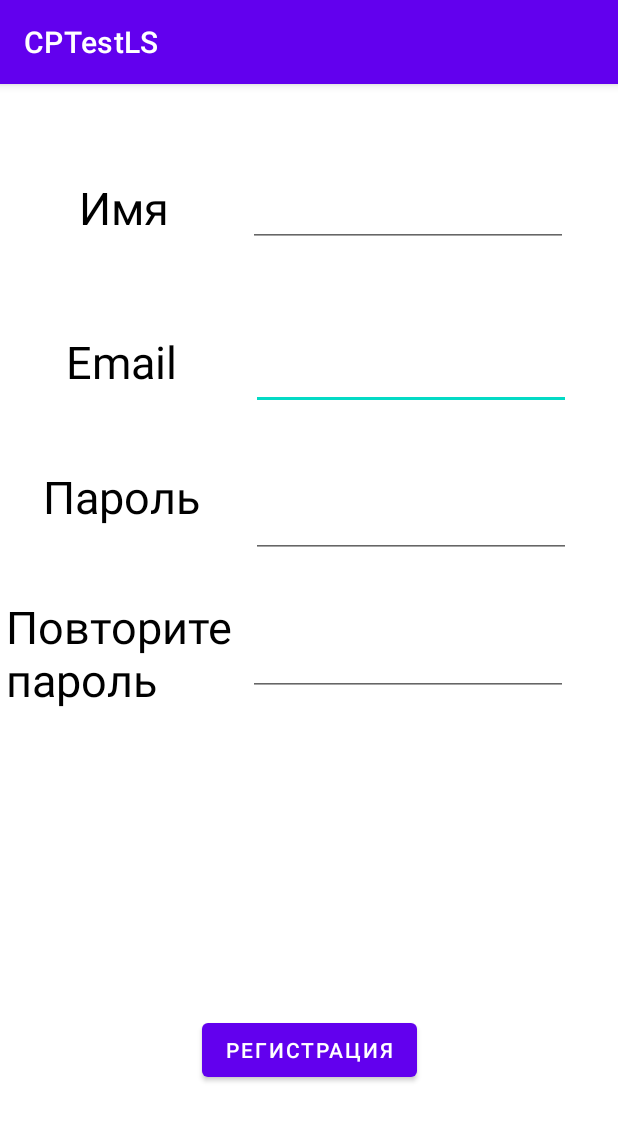
After one commit to Valeria177/CPLS, an Android app: the Register screen opened directly, with no data from a screen before it, on a phone screen of 412 x 824 dp. The commit adds this screen. Shown: the top 1121 px of the screen. Run offline under Robolectric (Android 15) with nearby library versions, the phone set to English and light mode, and no system bars.

Commit message:
Страницы приложения. Без перехода по активностям

```diff
--- a/app/build.gradle
+++ b/app/build.gradle
@@ -25,6 +25,9 @@ android {
         sourceCompatibility JavaVersion.VERSION_1_8
         targetCompatibility JavaVersion.VERSION_1_8
     }
+    buildFeatures {
+        viewBinding true
+    }
 }
 
 dependencies {
@@ -32,6 +35,9 @@ dependencies {
     implementation 'androidx.appcompat:appcompat:1.3.1'
     implementation 'com.google.android.material:material:1.4.0'
     implementation 'androidx.constraintlayout:constraintlayout:2.1.1'
+    implementation 'androidx.annotation:annotation:1.2.0'
+    implementation 'androidx.lifecycle:lifecycle-livedata-ktx:2.3.1'
+    implementation 'androidx.lifecycle:lifecycle-viewmodel-ktx:2.3.1'
     testImplementation 'junit:junit:4.+'
     androidTestImplementation 'androidx.test.ext:junit:1.1.3'
     androidTestImplementation 'androidx.test.espresso:espresso-core:3.4.0'
--- /dev/null
+++ b/app/src/main/java/com/example/cptestls/Register.java
@@ -0,0 +1,14 @@
+package com.example.cptestls;
+
+import androidx.appcompat.app.AppCompatActivity;
+
+import android.os.Bundle;
+
+public class Register extends AppCompatActivity {
+
+    @Override
+    protected void onCreate(Bundle savedInstanceState) {
+        super.onCreate(savedInstanceState);
+        setContentView(R.layout.activity_register);
+    }
+}
--- /dev/null
+++ b/app/src/main/res/layout/activity_register.xml
@@ -0,0 +1,135 @@
+<?xml version="1.0" encoding="utf-8"?>
+<androidx.constraintlayout.widget.ConstraintLayout xmlns:android="http://schemas.android.com/apk/res/android"
+    xmlns:app="http://schemas.android.com/apk/res-auto"
+    xmlns:tools="http://schemas.android.com/tools"
+    android:layout_width="match_parent"
+    android:layout_height="match_parent"
+    tools:context=".Register">
+
+    <EditText
+        android:id="@+id/EditTextTextEmailAddress"
+        android:layout_width="wrap_content"
+        android:layout_height="wrap_content"
+        android:layout_marginStart="167dp"
+        android:layout_marginEnd="35dp"
+        android:ems="10"
+        android:inputType="textEmailAddress"
+        android:minHeight="48dp"
+        app:layout_constraintBottom_toTopOf="@+id/Password"
+        app:layout_constraintEnd_toEndOf="parent"
+        app:layout_constraintHorizontal_bias="0.0"
+        app:layout_constraintStart_toStartOf="parent"
+        app:layout_constraintTop_toTopOf="parent"
+        app:layout_constraintVertical_bias="0.77"
+        tools:ignore="SpeakableTextPresentCheck" />
+
+    <TextView
+        android:id="@+id/password"
+        android:layout_width="wrap_content"
+        android:layout_height="wrap_content"
+        android:layout_marginEnd="5dp"
+        android:text="Пароль"
+        android:textColor="#000000"
+        android:textSize="30sp"
+        app:layout_constraintBottom_toTopOf="@+id/textView"
+        app:layout_constraintEnd_toStartOf="@+id/Password"
+        app:layout_constraintStart_toStartOf="parent"
+        app:layout_constraintTop_toTopOf="parent"
+        app:layout_constraintVertical_bias="0.847" />
+
+    <TextView
+        android:id="@+id/email"
+        android:layout_width="wrap_content"
+        android:layout_height="wrap_content"
+        android:layout_marginEnd="5dp"
+        android:text="Email"
+        android:textColor="#000000"
+        android:textSize="30sp"
+        app:layout_constraintBottom_toTopOf="@+id/password"
+        app:layout_constraintEnd_toStartOf="@+id/EditTextTextEmailAddress"
+        app:layout_constraintStart_toStartOf="parent"
+        app:layout_constraintTop_toTopOf="parent"
+        app:layout_constraintVertical_bias="0.769" />
+
+    <EditText
+        android:id="@+id/Password"
+        android:layout_width="wrap_content"
+        android:layout_height="wrap_content"
+        android:layout_marginStart="167dp"
+        android:layout_marginEnd="35dp"
+        android:ems="10"
+        android:inputType="textPassword"
+        android:minHeight="48dp"
+        app:layout_constraintBottom_toTopOf="@+id/editTextTextPassword"
+        app:layout_constraintEnd_toEndOf="parent"
+        app:layout_constraintHorizontal_bias="0.0"
+        app:layout_constraintStart_toStartOf="parent"
+        app:layout_constraintTop_toTopOf="parent"
+        app:layout_constraintVertical_bias="0.858"
+        tools:ignore="SpeakableTextPresentCheck" />
+
+    <Button
+        android:id="@+id/register"
+        android:layout_width="wrap_content"
+        android:layout_height="wrap_content"
+        android:layout_marginBottom="100dp"
+        android:text="Регистрация"
+        app:layout_constraintBottom_toBottomOf="parent"
+        app:layout_constraintEnd_toEndOf="parent"
+        app:layout_constraintStart_toStartOf="parent" />
+
+    <EditText
+        android:id="@+id/editTextTextPersonName"
+        android:layout_width="wrap_content"
+        android:layout_height="wrap_content"
+        android:layout_marginStart="167dp"
+        android:layout_marginEnd="35dp"
+        android:ems="10"
+        android:inputType="textPersonName"
+        android:minHeight="48dp"
+        app:layout_constraintBottom_toTopOf="@+id/EditTextTextEmailAddress"
+        app:layout_constraintEnd_toEndOf="parent"
+        app:layout_constraintStart_toStartOf="parent"
+        app:layout_constraintTop_toTopOf="parent"
+        tools:ignore="SpeakableTextPresentCheck" />
+
+    <TextView
+        android:id="@+id/name"
+        android:layout_width="wrap_content"
+        android:layout_height="wrap_content"
+        android:text="Имя"
+        android:textColor="#000000"
+        android:textSize="30sp"
+        app:layout_constraintBottom_toTopOf="@+id/email"
+        app:layout_constraintEnd_toStartOf="@+id/editTextTextPersonName"
+        app:layout_constraintStart_toStartOf="parent"
+        app:layout_constraintTop_toTopOf="parent" />
+
+    <EditText
+        android:id="@+id/editTextTextPassword"
+        android:layout_width="wrap_content"
+        android:layout_height="wrap_content"
+        android:layout_marginStart="167dp"
+        android:layout_marginEnd="35dp"
+        android:ems="10"
+        android:inputType="textPassword"
+        android:minHeight="48dp"
+        app:layout_constraintBottom_toBottomOf="parent"
+        app:layout_constraintEnd_toEndOf="parent"
+        app:layout_constraintStart_toStartOf="parent"
+        app:layout_constraintTop_toTopOf="parent"
+        tools:ignore="SpeakableTextPresentCheck" />
+
+    <TextView
+        android:id="@+id/textView"
+        android:layout_width="157dp"
+        android:layout_height="86dp"
+        android:text="Повторите пароль"
+        android:textColor="#000000"
+        android:textSize="30sp"
+        app:layout_constraintBottom_toBottomOf="parent"
+        app:layout_constraintEnd_toStartOf="@+id/editTextTextPassword"
+        app:layout_constraintStart_toStartOf="parent"
+        app:layout_constraintTop_toTopOf="parent" />
+
+</androidx.constraintlayout.widget.ConstraintLayout>
--- /dev/null
+++ b/app/src/main/res/values-land/dimens.xml
@@ -0,0 +1,3 @@
+<resources>
+ <dimen name="activity_horizontal_margin">48dp</dimen>
+</resources>
--- /dev/null
+++ b/app/src/main/res/values-w1240dp/dimens.xml
@@ -0,0 +1,3 @@
+<resources>
+ <dimen name="activity_horizontal_margin">200dp</dimen>
+</resources>
--- /dev/null
+++ b/app/src/main/res/values-w600dp/dimens.xml
@@ -0,0 +1,3 @@
+<resources>
+ <dimen name="activity_horizontal_margin">48dp</dimen>
+</resources>
--- /dev/null
+++ b/app/src/main/res/values/dimens.xml
@@ -0,0 +1,5 @@
+<resources>
+    <!-- Default screen margins, per the Android Design guidelines. -->
+ <dimen name="activity_horizontal_margin">16dp</dimen>
+ <dimen name="activity_vertical_margin">16dp</dimen>
+</resources>
```
Also changed, not shown: app/src/main/AndroidManifest.xml (+22 -0 lines), app/src/main/java/com/example/cptestls/Greeting.java (added, +14 -0 lines), app/src/main/java/com/example/cptestls/Login.java (added, +14 -0 lines), app/src/main/java/com/example/cptestls/StartTheTestOrLogin.java (added, +14 -0 lines), app/src/main/java/com/example/cptestls/Test.java (added, +14 -0 lines), app/src/main/java/com/example/cptestls/TestPage.java (added, +15 -0 lines), app/src/main/res/layout/activity_greeting.xml (added, +46 -0 lines), app/src/main/res/layout/activity_login.xml (added, +100 -0 lines), app/src/main/res/layout/activity_start_the_test_or_login.xml (added, +32 -0 lines), app/src/main/res/layout/activity_test.xml (added, +134 -0 lines), app/src/main/res/layout/activity_test_page.xml (added, +34 -0 lines), app/src/main/res/values/strings.xml (+9 -0 lines).
